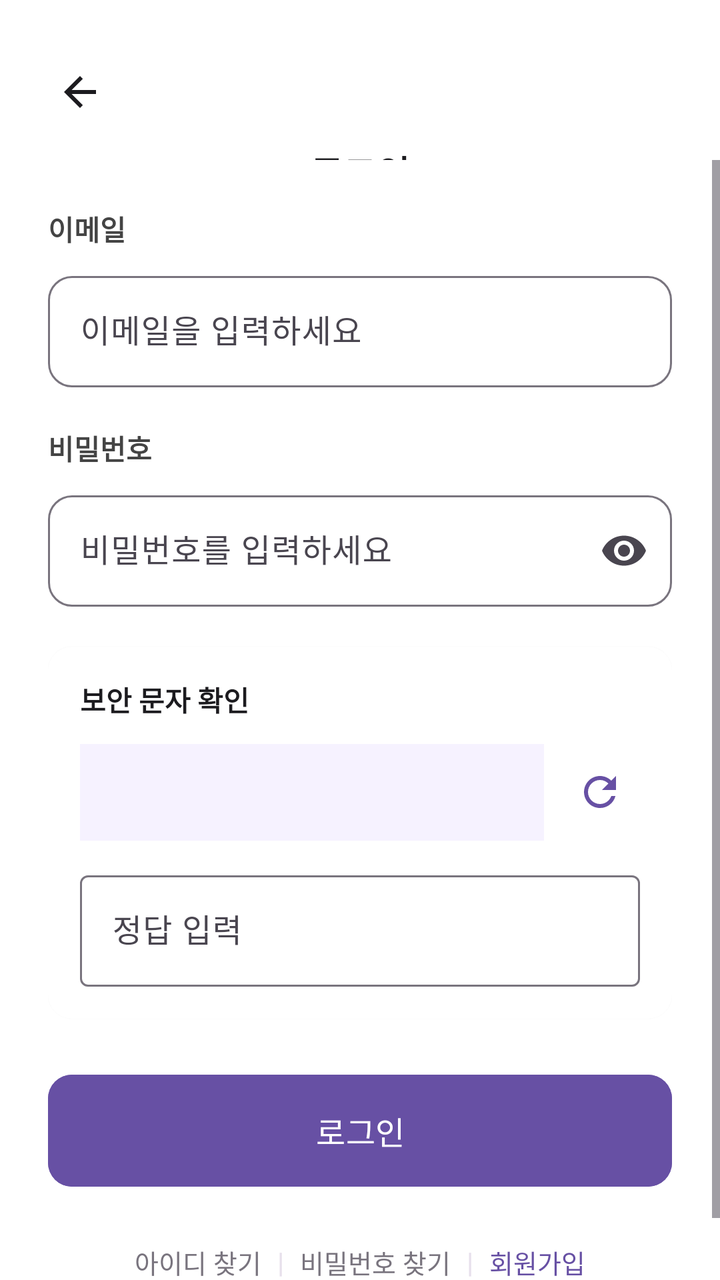
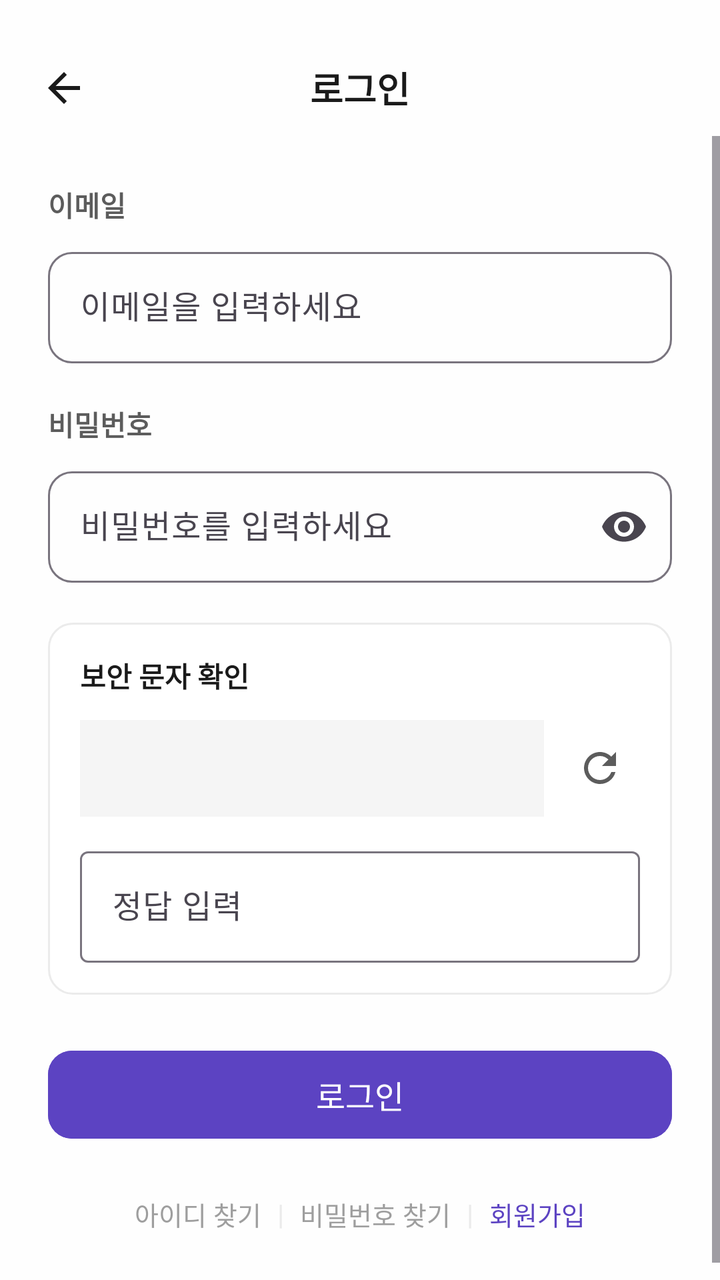

Screens rendered from an Android XML layout before and after an edit, with the pre-edit source and the edit as a unified diff.
<!-- AndroidManifest.xml: application theme Theme.TripShare -->
<!-- res/layout/activity_login.xml -->
<?xml version="1.0" encoding="utf-8"?>
<LinearLayout xmlns:android="http://schemas.android.com/apk/res/android"
    xmlns:app="http://schemas.android.com/apk/res-auto"
    android:layout_width="match_parent"
    android:layout_height="match_parent"
    android:background="@color/white"
    android:orientation="vertical">

    <LinearLayout
        android:layout_width="match_parent"
        android:layout_height="80dp"
        android:paddingTop="12dp"
        android:gravity="center_vertical"
        android:orientation="horizontal"
        android:paddingHorizontal="16dp">

        <ImageButton
            android:id="@+id/btn_back"
            android:layout_width="48dp"
            android:layout_height="48dp"
            android:background="?attr/selectableItemBackgroundBorderless"
            android:contentDescription="@null"
            android:src="@drawable/ic_back" />

        <TextView
            android:layout_width="0dp"
            android:layout_height="wrap_content"
            android:layout_weight="1"
            android:gravity="center"
            android:text="@string/login"
            android:textColor="@color/text_primary"
            android:textSize="18sp"
            android:textStyle="bold"
            android:layout_marginTop="40dp"
            android:layout_marginStart="48dp"
            android:layout_marginEnd="48dp" />

        <View
            android:layout_width="48dp"
            android:layout_height="48dp" />
    </LinearLayout>

    <ScrollView
        android:layout_width="match_parent"
        android:layout_height="0dp"
        android:layout_weight="1"
        android:fillViewport="true">

        <LinearLayout
            android:layout_width="match_parent"
            android:layout_height="wrap_content"
            android:orientation="vertical"
            android:padding="24dp">

            <TextView
                android:layout_width="wrap_content"
                android:layout_height="wrap_content"
                android:text="이메일"
                android:textColor="#444444"
                android:textStyle="bold"
                android:textSize="14sp"
                android:layout_marginBottom="8dp"/>

            <com.google.android.material.textfield.TextInputLayout
                android:layout_width="match_parent"
                android:layout_height="wrap_content"
                android:hint="@string/email"
                app:boxBackgroundMode="outline"
                app:boxCornerRadiusBottomEnd="12dp"
                app:boxCornerRadiusBottomStart="12dp"
                app:boxCornerRadiusTopEnd="12dp"
                app:boxCornerRadiusTopStart="12dp">

                <com.google.android.material.textfield.TextInputEditText
                    android:id="@+id/et_email"
                    android:layout_width="match_parent"
                    android:layout_height="wrap_content"
                    android:inputType="textEmailAddress" />
            </com.google.android.material.textfield.TextInputLayout>

            <TextView
                android:layout_width="wrap_content"
                android:layout_height="wrap_content"
                android:layout_marginTop="20dp"
                android:layout_marginBottom="8dp"
                android:text="비밀번호"
                android:textColor="#444444"
                android:textStyle="bold"
                android:textSize="14sp"/>

            <com.google.android.material.textfield.TextInputLayout
                android:layout_width="match_parent"
                android:layout_height="wrap_content"
                android:hint="@string/password"
                app:boxBackgroundMode="outline"
                app:boxCornerRadiusBottomEnd="12dp"
                app:boxCornerRadiusBottomStart="12dp"
                app:boxCornerRadiusTopEnd="12dp"
                app:boxCornerRadiusTopStart="12dp"
                app:endIconMode="password_toggle">

                <com.google.android.material.textfield.TextInputEditText
                    android:id="@+id/et_password"
                    android:layout_width="match_parent"
                    android:layout_height="wrap_content"
                    android:inputType="textPassword" />
            </com.google.android.material.textfield.TextInputLayout>

            <include
                android:id="@+id/captcha_view"
                layout="@layout/view_captcha" />

            <com.google.android.material.button.MaterialButton
                android:id="@+id/btn_login"
                style="@style/PurpleButton"
                android:layout_width="match_parent"
                android:layout_height="wrap_content"
                android:layout_marginTop="24dp"
                android:text="@string/login" />

            <LinearLayout
                android:layout_width="match_parent"
                android:layout_height="wrap_content"
                android:layout_marginTop="16dp"
                android:gravity="center"
                android:orientation="horizontal">

                <TextView
                    android:id="@+id/tv_find_id"
                    android:layout_width="wrap_content"
                    android:layout_height="wrap_content"
                    android:padding="8dp"
                    android:text="@string/find_id"
                    android:textColor="@color/text_hint"
                    android:textSize="13sp" />

                <TextView
                    android:layout_width="wrap_content"
                    android:layout_height="wrap_content"
                    android:text="|"
                    android:textColor="@color/divider" />

                <TextView
                    android:id="@+id/tv_find_password"
                    android:layout_width="wrap_content"
                    android:layout_height="wrap_content"
                    android:padding="8dp"
                    android:text="@string/find_password"
                    android:textColor="@color/text_hint"
                    android:textSize="13sp" />

                <TextView
                    android:layout_width="wrap_content"
                    android:layout_height="wrap_content"
                    android:text="|"
                    android:textColor="@color/divider" />

                <TextView
                    android:id="@+id/tv_signup"
                    android:layout_width="wrap_content"
                    android:layout_height="wrap_content"
                    android:padding="8dp"
                    android:text="@string/sign_up"
                    android:textColor="@color/purple_primary"
                    android:textSize="13sp" />
            </LinearLayout>
        </LinearLayout>
    </ScrollView>
</LinearLayout>
<!-- res/layout/view_captcha.xml (included above) -->
<?xml version="1.0" encoding="utf-8"?>
<LinearLayout xmlns:android="http://schemas.android.com/apk/res/android"
    android:layout_width="match_parent"
    android:layout_height="wrap_content"
    android:layout_marginTop="20dp"
    android:background="@drawable/bg_rounded_card"
    android:elevation="1dp"
    android:orientation="vertical"
    android:padding="16dp">

    <TextView
        android:layout_width="wrap_content"
        android:layout_height="wrap_content"
        android:text="@string/captcha_title"
        android:textColor="@color/text_primary"
        android:textSize="14sp"
        android:textStyle="bold" />

    <LinearLayout
        android:layout_width="match_parent"
        android:layout_height="wrap_content"
        android:layout_marginTop="12dp"
        android:gravity="center_vertical"
        android:orientation="horizontal">

        <TextView
            android:id="@+id/tv_captcha_question"
            android:layout_width="0dp"
            android:layout_height="wrap_content"
            android:layout_weight="1"
            android:background="@color/purple_surface"
            android:padding="12dp"
            android:textColor="@color/purple_primary"
            android:textSize="18sp"
            android:textStyle="bold" />

        <ImageButton
            android:id="@+id/btn_captcha_refresh"
            android:layout_width="40dp"
            android:layout_height="40dp"
            android:layout_marginStart="8dp"
            android:background="?attr/selectableItemBackgroundBorderless"
            android:contentDescription="@string/captcha_refresh"
            android:src="@drawable/ic_refresh" />
    </LinearLayout>

    <com.google.android.material.textfield.TextInputLayout
        android:layout_width="match_parent"
        android:layout_height="wrap_content"
        android:layout_marginTop="12dp"
        android:hint="@string/captcha_answer_hint">

        <com.google.android.material.textfield.TextInputEditText
            android:id="@+id/et_captcha_answer"
            android:layout_width="match_parent"
            android:layout_height="wrap_content"
            android:inputType="numberSigned" />
    </com.google.android.material.textfield.TextInputLayout>
</LinearLayout>
<!-- resources referenced by this layout -->
<resources>
  <color name="divider">#E7E0EC</color>
  <color name="purple_primary">#6750A4</color>
  <color name="purple_surface">#F6F2FF</color>
  <color name="text_hint">#79747E</color>
  <color name="text_primary">#1C1B1F</color>
  <color name="white">#FFFFFFFF</color>
  <!-- drawable bg_rounded_card (drawable) -->
  <?xml version="1.0" encoding="utf-8"?>
  <shape xmlns:android="http://schemas.android.com/apk/res/android"
      android:shape="rectangle">
      <solid android:color="@color/card_bg" />
      <corners android:radius="12dp" />
  </shape>
  <!-- drawable ic_back (drawable) -->
  <vector xmlns:android="http://schemas.android.com/apk/res/android"
      android:width="24dp"
      android:height="24dp"
      android:viewportWidth="24"
      android:viewportHeight="24">
      <path
          android:fillColor="@color/text_primary"
          android:pathData="M20,11H7.83l5.59,-5.59L12,4l-8,8 8,8 1.41,-1.41L7.83,13H20v-2z" />
  </vector>
  <!-- drawable ic_refresh (drawable) -->
  <vector xmlns:android="http://schemas.android.com/apk/res/android"
      android:width="24dp"
      android:height="24dp"
      android:viewportWidth="24"
      android:viewportHeight="24">
      <path
          android:fillColor="@color/purple_primary"
          android:pathData="M17.65,6.35C16.2,4.9 14.21,4 12,4c-4.42,0 -7.99,3.58 -7.99,8s3.57,8 7.99,8c3.73,0 6.84,-2.55 7.73,-6h-2.08c-0.82,2.33 -3.04,4 -5.65,4 -3.31,0 -6,-2.69 -6,-6s2.69,-6 6,-6c1.66,0 3.14,0.69 4.22,1.78L13,11h7V4l-2.35,2.35z" />
  </vector>
  <string name="captcha_answer_hint">정답 입력</string>
  <string name="captcha_refresh">새로고침</string>
  <string name="captcha_title">보안 문자 확인</string>
  <string name="email">이메일을 입력하세요</string>
  <string name="find_id">아이디 찾기</string>
  <string name="find_password">비밀번호 찾기</string>
  <string name="login">로그인</string>
  <string name="password">비밀번호를 입력하세요</string>
  <string name="sign_up">회원가입</string>
  <style name="PurpleButton" parent="Widget.Material3.Button">
          <item name="android:backgroundTint">@color/purple_primary</item>
          <item name="android:textColor">@color/white</item>
          <item name="cornerRadius">12dp</item>
          <item name="android:textSize">16sp</item>
          <item name="android:minHeight">64dp</item>
      </style>
  <style name="Theme.TripShare" parent="Base.Theme.TripShare" />
  <color name="card_bg">#FFFFFF</color>
  <style name="Base.Theme.TripShare" parent="Theme.Material3.DayNight.NoActionBar">
          <item name="colorPrimary">@color/purple_primary</item>
          <item name="colorPrimaryDark">@color/purple_dark</item>
          <item name="colorAccent">@color/purple_primary</item>
          <item name="android:statusBarColor">@color/white</item>
          <item name="android:windowLightStatusBar">true</item>
          <item name="android:navigationBarColor">@color/white</item>
      </style>
  <color name="purple_dark">#4F378B</color>
</resources>

<!-- the commit's change to res/layout/activity_login.xml (unified diff, before → after) -->
@@ -3,16 +3,19 @@
     xmlns:app="http://schemas.android.com/apk/res-auto"
     android:layout_width="match_parent"
     android:layout_height="match_parent"
-    android:background="@color/white"
+    android:background="@color/background"
+    android:fitsSystemWindows="true"
     android:orientation="vertical">
 
     <LinearLayout
-        android:layout_width="match_parent"
-        android:layout_height="80dp"
-        android:paddingTop="12dp"
+        android:id="@+id/toolbar"
+        android:layout_width="match_parent"
+        android:layout_height="wrap_content"
         android:gravity="center_vertical"
+        android:minHeight="@dimen/toolbar_min_height"
         android:orientation="horizontal"
-        android:paddingHorizontal="16dp">
+        android:paddingHorizontal="8dp"
+        android:paddingTop="@dimen/screen_top_extra">
 
         <ImageButton
             android:id="@+id/btn_back"
@@ -30,10 +33,7 @@
             android:text="@string/login"
             android:textColor="@color/text_primary"
             android:textSize="18sp"
-            android:textStyle="bold"
-            android:layout_marginTop="40dp"
-            android:layout_marginStart="48dp"
-            android:layout_marginEnd="48dp" />
+            android:textStyle="bold" />
 
         <View
             android:layout_width="48dp"
@@ -44,6 +44,7 @@
         android:layout_width="match_parent"
         android:layout_height="0dp"
         android:layout_weight="1"
+        android:clipToPadding="false"
         android:fillViewport="true">
 
         <LinearLayout
@@ -56,7 +57,7 @@
                 android:layout_width="wrap_content"
                 android:layout_height="wrap_content"
                 android:text="이메일"
-                android:textColor="#444444"
+                android:textColor="@color/text_secondary"
                 android:textStyle="bold"
                 android:textSize="14sp"
                 android:layout_marginBottom="8dp"/>
@@ -84,7 +85,7 @@
                 android:layout_marginTop="20dp"
                 android:layout_marginBottom="8dp"
                 android:text="비밀번호"
-                android:textColor="#444444"
+                android:textColor="@color/text_secondary"
                 android:textStyle="bold"
                 android:textSize="14sp"/>
 
@@ -174,7 +175,6 @@
     android:layout_height="wrap_content"
     android:layout_marginTop="20dp"
     android:background="@drawable/bg_rounded_card"
-    android:elevation="1dp"
     android:orientation="vertical"
     android:padding="16dp">
 
@@ -198,9 +198,9 @@
             android:layout_width="0dp"
             android:layout_height="wrap_content"
             android:layout_weight="1"
-            android:background="@color/purple_surface"
+            android:background="@color/surface_subtle"
             android:padding="12dp"
-            android:textColor="@color/purple_primary"
+            android:textColor="@color/text_primary"
             android:textSize="18sp"
             android:textStyle="bold" />
 
<!-- resource entries referenced after the edit -->
@@ -1,16 +1,23 @@
 <!-- resources referenced by this layout -->
 <resources>
-  <color name="divider">#E7E0EC</color>
-  <color name="purple_primary">#6750A4</color>
-  <color name="purple_surface">#F6F2FF</color>
-  <color name="text_hint">#79747E</color>
-  <color name="text_primary">#1C1B1F</color>
+  <color name="background">#FEFEFE</color>
+  <color name="divider">#EBEBEB</color>
+  <color name="purple_primary">#5C43C2</color>
+  <color name="surface_subtle">#F5F5F5</color>
+  <color name="text_hint">#9E9E9E</color>
+  <color name="text_primary">#1A1A1A</color>
+  <color name="text_secondary">#5C5C5C</color>
+  <dimen name="screen_top_extra">20dp</dimen>
+  <dimen name="toolbar_min_height">56dp</dimen>
   <color name="white">#FFFFFFFF</color>
   <!-- drawable bg_rounded_card (drawable) -->
   <?xml version="1.0" encoding="utf-8"?>
   <shape xmlns:android="http://schemas.android.com/apk/res/android"
       android:shape="rectangle">
       <solid android:color="@color/card_bg" />
+      <stroke
+          android:width="1dp"
+          android:color="@color/divider" />
       <corners android:radius="12dp" />
   </shape>
   <!-- drawable ic_back (drawable) -->
@@ -30,7 +37,7 @@
       android:viewportWidth="24"
       android:viewportHeight="24">
       <path
-          android:fillColor="@color/purple_primary"
+          android:fillColor="@color/text_secondary"
           android:pathData="M17.65,6.35C16.2,4.9 14.21,4 12,4c-4.42,0 -7.99,3.58 -7.99,8s3.57,8 7.99,8c3.73,0 6.84,-2.55 7.73,-6h-2.08c-0.82,2.33 -3.04,4 -5.65,4 -3.31,0 -6,-2.69 -6,-6s2.69,-6 6,-6c1.66,0 3.14,0.69 4.22,1.78L13,11h7V4l-2.35,2.35z" />
   </vector>
   <string name="captcha_answer_hint">정답 입력</string>
@@ -47,7 +54,8 @@
           <item name="android:textColor">@color/white</item>
           <item name="cornerRadius">12dp</item>
           <item name="android:textSize">16sp</item>
-          <item name="android:minHeight">64dp</item>
+          <item name="android:minHeight">52dp</item>
+          <item name="android:letterSpacing">0</item>
       </style>
   <style name="Theme.TripShare" parent="Base.Theme.TripShare" />
   <color name="card_bg">#FFFFFF</color>
@@ -55,10 +63,15 @@
           <item name="colorPrimary">@color/purple_primary</item>
           <item name="colorPrimaryDark">@color/purple_dark</item>
           <item name="colorAccent">@color/purple_primary</item>
-          <item name="android:statusBarColor">@color/white</item>
+          <item name="android:colorBackground">@color/background</item>
+          <item name="colorSurface">@color/card_bg</item>
+          <item name="android:windowBackground">@color/background</item>
+          <item name="android:statusBarColor">@color/background</item>
           <item name="android:windowLightStatusBar">true</item>
-          <item name="android:navigationBarColor">@color/white</item>
+          <item name="android:navigationBarColor">@color/background</item>
+          <item name="android:windowLightNavigationBar" tools:targetApi="27">true</item>
+          <item name="android:windowOptOutEdgeToEdgeEnforcement" tools:targetApi="35">true</item>
       </style>
-  <color name="purple_dark">#4F378B</color>
+  <color name="purple_dark">#4A35A0</color>
 </resources>
 
